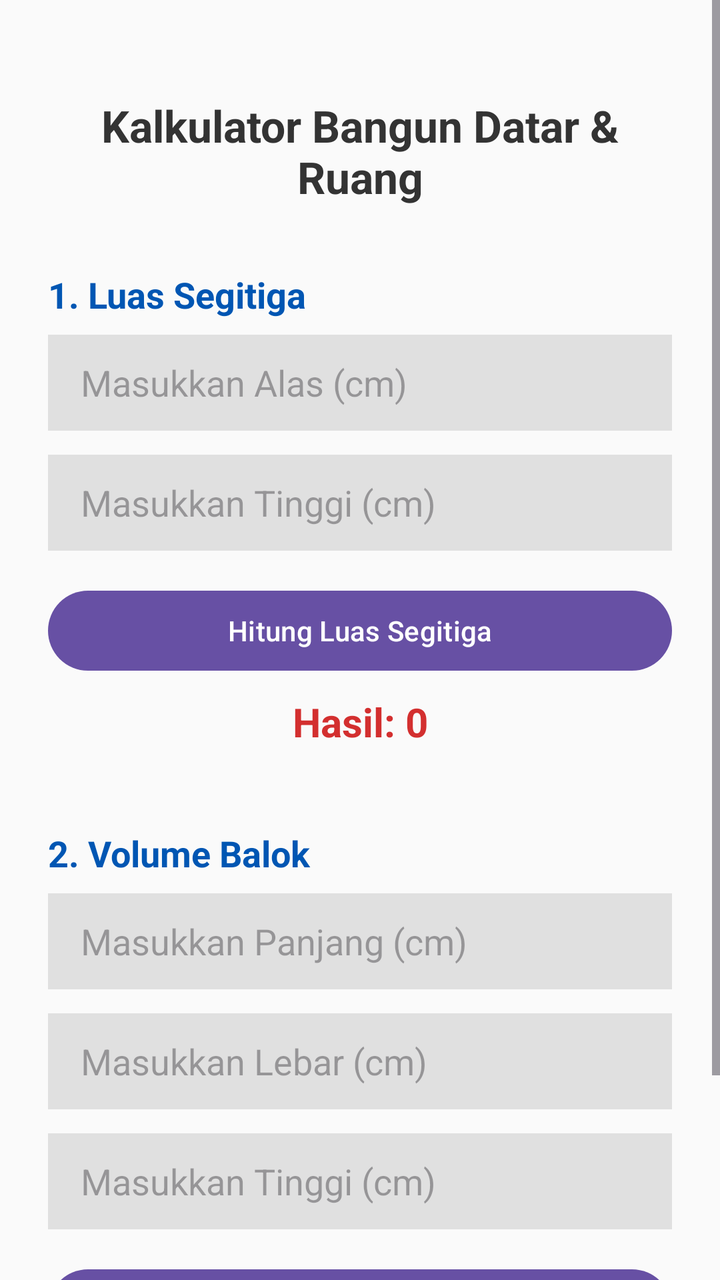
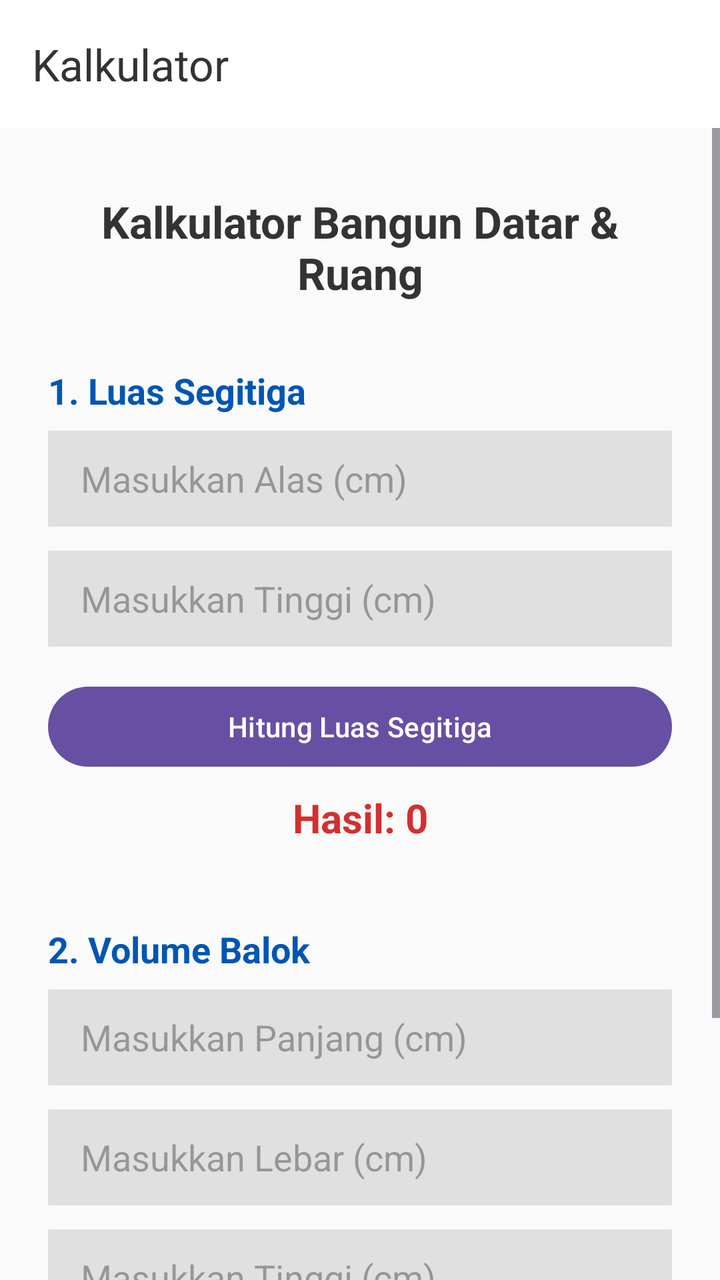

Compare the two renders of this Android layout. The source of the first and the diff that turns it into the second are given below.
<!-- AndroidManifest.xml: application theme Theme.Rafifatom -->
<!-- res/layout/activity_kalkulator.xml -->
<?xml version="1.0" encoding="utf-8"?>
<ScrollView xmlns:android="http://schemas.android.com/apk/res/android"
    android:id="@+id/main"
    android:layout_width="match_parent"
    android:layout_height="match_parent"
    android:fillViewport="true"
    android:fitsSystemWindows="true"
    android:background="#FAFAFA">

    <LinearLayout
        android:layout_width="match_parent"
        android:layout_height="wrap_content"
        android:orientation="vertical"
        android:padding="24dp">

        <TextView
            android:layout_width="match_parent"
            android:layout_height="wrap_content"
            android:layout_marginTop="24dp"
            android:layout_marginBottom="32dp"
            android:text="Kalkulator Bangun Datar &amp; Ruang"
            android:textAlignment="center"
            android:textColor="#333333"
            android:textSize="22sp"
            android:textStyle="bold" />

        <TextView
            android:layout_width="match_parent"
            android:layout_height="wrap_content"
            android:layout_marginBottom="8dp"
            android:text="1. Luas Segitiga"
            android:textColor="#0056B3"
            android:textSize="18sp"
            android:textStyle="bold" />

        <EditText
            android:id="@+id/inputAlasSegitiga"
            android:layout_width="match_parent"
            android:layout_height="48dp"
            android:layout_marginBottom="12dp"
            android:background="#E0E0E0"
            android:hint=" Masukkan Alas (cm)"
            android:inputType="numberDecimal"
            android:paddingStart="12dp" />

        <EditText
            android:id="@+id/inputTinggiSegitiga"
            android:layout_width="match_parent"
            android:layout_height="48dp"
            android:layout_marginBottom="16dp"
            android:background="#E0E0E0"
            android:hint=" Masukkan Tinggi (cm)"
            android:inputType="numberDecimal"
            android:paddingStart="12dp" />

        <Button
            android:id="@+id/btnHitungSegitiga"
            android:layout_width="match_parent"
            android:layout_height="wrap_content"
            android:layout_marginBottom="8dp"
            android:text="Hitung Luas Segitiga" />

        <TextView
            android:id="@+id/tvHasilSegitiga"
            android:layout_width="match_parent"
            android:layout_height="wrap_content"
            android:layout_marginBottom="40dp"
            android:text="Hasil: 0"
            android:textAlignment="center"
            android:textColor="#D32F2F"
            android:textSize="20sp"
            android:textStyle="bold" />


        <TextView
            android:layout_width="match_parent"
            android:layout_height="wrap_content"
            android:layout_marginBottom="8dp"
            android:text="2. Volume Balok"
            android:textColor="#0056B3"
            android:textSize="18sp"
            android:textStyle="bold" />

        <EditText
            android:id="@+id/inputPanjangBalok"
            android:layout_width="match_parent"
            android:layout_height="48dp"
            android:layout_marginBottom="12dp"
            android:background="#E0E0E0"
            android:hint=" Masukkan Panjang (cm)"
            android:inputType="numberDecimal"
            android:paddingStart="12dp" />

        <EditText
            android:id="@+id/inputLebarBalok"
            android:layout_width="match_parent"
            android:layout_height="48dp"
            android:layout_marginBottom="12dp"
            android:background="#E0E0E0"
            android:hint=" Masukkan Lebar (cm)"
            android:inputType="numberDecimal"
            android:paddingStart="12dp" />

        <EditText
            android:id="@+id/inputTinggiBalok"
            android:layout_width="match_parent"
            android:layout_height="48dp"
            android:layout_marginBottom="16dp"
            android:background="#E0E0E0"
            android:hint=" Masukkan Tinggi (cm)"
            android:inputType="numberDecimal"
            android:paddingStart="12dp" />

        <Button
            android:id="@+id/btnHitungBalok"
            android:layout_width="match_parent"
            android:layout_height="wrap_content"
            android:layout_marginBottom="8dp"
            android:text="Hitung Volume Balok" />

        <TextView
            android:id="@+id/tvHasilBalok"
            android:layout_width="match_parent"
            android:layout_height="wrap_content"
            android:layout_marginBottom="24dp"
            android:text="Hasil: 0"
            android:textAlignment="center"
            android:textColor="#D32F2F"
            android:textSize="20sp"
            android:textStyle="bold" />

    </LinearLayout>
</ScrollView>
<!-- resources referenced by this layout -->
<resources>
  <style name="Theme.Rafifatom" parent="Base.Theme.Rafifatom" />
  <style name="Base.Theme.Rafifatom" parent="Theme.Material3.DayNight.NoActionBar">
          
          
      </style>
</resources>

<!-- the commit's change to res/layout/activity_kalkulator.xml (unified diff, before → after) -->
@@ -1,133 +1,149 @@
 <?xml version="1.0" encoding="utf-8"?>
-<ScrollView xmlns:android="http://schemas.android.com/apk/res/android"
+<LinearLayout xmlns:android="http://schemas.android.com/apk/res/android"
+    xmlns:app="http://schemas.android.com/apk/res-auto"
     android:id="@+id/main"
     android:layout_width="match_parent"
     android:layout_height="match_parent"
-    android:fillViewport="true"
-    android:fitsSystemWindows="true"
+    android:orientation="vertical"
     android:background="#FAFAFA">
 
-    <LinearLayout
+    <androidx.appcompat.widget.Toolbar
+        android:id="@+id/toolbarKalkulator"
         android:layout_width="match_parent"
-        android:layout_height="wrap_content"
-        android:orientation="vertical"
-        android:padding="24dp">
+        android:layout_height="?attr/actionBarSize"
+        android:background="@color/white"
+        android:elevation="4dp"
+        app:title="Kalkulator"
+        app:titleTextColor="#333333" />
 
-        <TextView
+    <ScrollView
+        android:layout_width="match_parent"
+        android:layout_height="match_parent"
+        android:fillViewport="true"
+        android:fitsSystemWindows="true">
+
+        <LinearLayout
             android:layout_width="match_parent"
             android:layout_height="wrap_content"
-            android:layout_marginTop="24dp"
-            android:layout_marginBottom="32dp"
-            android:text="Kalkulator Bangun Datar &amp; Ruang"
-            android:textAlignment="center"
-            android:textColor="#333333"
-            android:textSize="22sp"
-            android:textStyle="bold" />
+            android:orientation="vertical"
+            android:padding="24dp">
 
-        <TextView
-            android:layout_width="match_parent"
-            android:layout_height="wrap_content"
-            android:layout_marginBottom="8dp"
-            android:text="1. Luas Segitiga"
-            android:textColor="#0056B3"
-            android:textSize="18sp"
-            android:textStyle="bold" />
+            <TextView
+                android:layout_width="match_parent"
+                android:layout_height="wrap_content"
+                android:layout_marginTop="8dp"
+                android:layout_marginBottom="32dp"
+                android:text="Kalkulator Bangun Datar &amp; Ruang"
+                android:textAlignment="center"
+                android:textColor="#333333"
+                android:textSize="22sp"
+                android:textStyle="bold" />
 
-        <EditText
-            android:id="@+id/inputAlasSegitiga"
-            android:layout_width="match_parent"
-            android:layout_height="48dp"
-            android:layout_marginBottom="12dp"
-            android:background="#E0E0E0"
-            android:hint=" Masukkan Alas (cm)"
-            android:inputType="numberDecimal"
-            android:paddingStart="12dp" />
+            <TextView
+                android:layout_width="match_parent"
+                android:layout_height="wrap_content"
+                android:layout_marginBottom="8dp"
+                android:text="1. Luas Segitiga"
+                android:textColor="#0056B3"
+                android:textSize="18sp"
+                android:textStyle="bold" />
 
-        <EditText
-            android:id="@+id/inputTinggiSegitiga"
-            android:layout_width="match_parent"
-            android:layout_height="48dp"
-            android:layout_marginBottom="16dp"
-            android:background="#E0E0E0"
-            android:hint=" Masukkan Tinggi (cm)"
-            android:inputType="numberDecimal"
-            android:paddingStart="12dp" />
+            <EditText
+                android:id="@+id/inputAlasSegitiga"
+                android:layout_width="match_parent"
+                android:layout_height="48dp"
+                android:layout_marginBottom="12dp"
+                android:background="#E0E0E0"
+                android:hint=" Masukkan Alas (cm)"
+                android:inputType="numberDecimal"
+                android:paddingStart="12dp" />
 
-        <Button
-            android:id="@+id/btnHitungSegitiga"
-            android:layout_width="match_parent"
-            android:layout_height="wrap_content"
-            android:layout_marginBottom="8dp"
-            android:text="Hitung Luas Segitiga" />
+            <EditText
+                android:id="@+id/inputTinggiSegitiga"
+                android:layout_width="match_parent"
+                android:layout_height="48dp"
+                android:layout_marginBottom="16dp"
+                android:background="#E0E0E0"
+                android:hint=" Masukkan Tinggi (cm)"
+                android:inputType="numberDecimal"
+                android:paddingStart="12dp" />
 
-        <TextView
-            android:id="@+id/tvHasilSegitiga"
-            android:layout_width="match_parent"
-            android:layout_height="wrap_content"
-            android:layout_marginBottom="40dp"
-            android:text="Hasil: 0"
-            android:textAlignment="center"
-            android:textColor="#D32F2F"
-            android:textSize="20sp"
-            android:textStyle="bold" />
+            <Button
+                android:id="@+id/btnHitungSegitiga"
+                android:layout_width="match_parent"
+                android:layout_height="wrap_content"
+                android:layout_marginBottom="8dp"
+                android:text="Hitung Luas Segitiga" />
+
+            <TextView
+                android:id="@+id/tvHasilSegitiga"
+                android:layout_width="match_parent"
+                android:layout_height="wrap_content"
+                android:layout_marginBottom="40dp"
+                android:text="Hasil: 0"
+                android:textAlignment="center"
+                android:textColor="#D32F2F"
+                android:textSize="20sp"
+                android:textStyle="bold" />
 
 
-        <TextView
-            android:layout_width="match_parent"
-            android:layout_height="wrap_content"
-            android:layout_marginBottom="8dp"
-            android:text="2. Volume Balok"
-            android:textColor="#0056B3"
-            android:textSize="18sp"
-            android:textStyle="bold" />
+            <TextView
+                android:layout_width="match_parent"
+                android:layout_height="wrap_content"
+                android:layout_marginBottom="8dp"
+                android:text="2. Volume Balok"
+                android:textColor="#0056B3"
+                android:textSize="18sp"
+                android:textStyle="bold" />
 
-        <EditText
-            android:id="@+id/inputPanjangBalok"
-            android:layout_width="match_parent"
-            android:layout_height="48dp"
-            android:layout_marginBottom="12dp"
-            android:background="#E0E0E0"
-            android:hint=" Masukkan Panjang (cm)"
-            android:inputType="numberDecimal"
-            android:paddingStart="12dp" />
+            <EditText
+                android:id="@+id/inputPanjangBalok"
+                android:layout_width="match_parent"
+                android:layout_height="48dp"
+                android:layout_marginBottom="12dp"
+                android:background="#E0E0E0"
+                android:hint=" Masukkan Panjang (cm)"
+                android:inputType="numberDecimal"
+                android:paddingStart="12dp" />
 
-        <EditText
-            android:id="@+id/inputLebarBalok"
-            android:layout_width="match_parent"
-            android:layout_height="48dp"
-            android:layout_marginBottom="12dp"
-            android:background="#E0E0E0"
-            android:hint=" Masukkan Lebar (cm)"
-            android:inputType="numberDecimal"
-            android:paddingStart="12dp" />
+            <EditText
+                android:id="@+id/inputLebarBalok"
+                android:layout_width="match_parent"
+                android:layout_height="48dp"
+                android:layout_marginBottom="12dp"
+                android:background="#E0E0E0"
+                android:hint=" Masukkan Lebar (cm)"
+                android:inputType="numberDecimal"
+                android:paddingStart="12dp" />
 
-        <EditText
-            android:id="@+id/inputTinggiBalok"
-            android:layout_width="match_parent"
-            android:layout_height="48dp"
-            android:layout_marginBottom="16dp"
-            android:background="#E0E0E0"
-            android:hint=" Masukkan Tinggi (cm)"
-            android:inputType="numberDecimal"
-            android:paddingStart="12dp" />
+            <EditText
+                android:id="@+id/inputTinggiBalok"
+                android:layout_width="match_parent"
+                android:layout_height="48dp"
+                android:layout_marginBottom="16dp"
+                android:background="#E0E0E0"
+                android:hint=" Masukkan Tinggi (cm)"
+                android:inputType="numberDecimal"
+                android:paddingStart="12dp" />
 
-        <Button
-            android:id="@+id/btnHitungBalok"
-            android:layout_width="match_parent"
-            android:layout_height="wrap_content"
-            android:layout_marginBottom="8dp"
-            android:text="Hitung Volume Balok" />
+            <Button
+                android:id="@+id/btnHitungBalok"
+                android:layout_width="match_parent"
+                android:layout_height="wrap_content"
+                android:layout_marginBottom="8dp"
+                android:text="Hitung Volume Balok" />
 
-        <TextView
-            android:id="@+id/tvHasilBalok"
-            android:layout_width="match_parent"
-            android:layout_height="wrap_content"
-            android:layout_marginBottom="24dp"
-            android:text="Hasil: 0"
-            android:textAlignment="center"
-            android:textColor="#D32F2F"
-            android:textSize="20sp"
-            android:textStyle="bold" />
+            <TextView
+                android:id="@+id/tvHasilBalok"
+                android:layout_width="match_parent"
+                android:layout_height="wrap_content"
+                android:layout_marginBottom="24dp"
+                android:text="Hasil: 0"
+                android:textAlignment="center"
+                android:textColor="#D32F2F"
+                android:textSize="20sp"
+                android:textStyle="bold" />
 
-    </LinearLayout>
-</ScrollView>
+        </LinearLayout>
+    </ScrollView>
+</LinearLayout>
<!-- resource entries referenced after the edit -->
@@ -1,5 +1,6 @@
 <!-- resources referenced by this layout -->
 <resources>
+  <color name="white">#FFFFFFFF</color>
   <style name="Theme.Rafifatom" parent="Base.Theme.Rafifatom" />
   <style name="Base.Theme.Rafifatom" parent="Theme.Material3.DayNight.NoActionBar">
           
